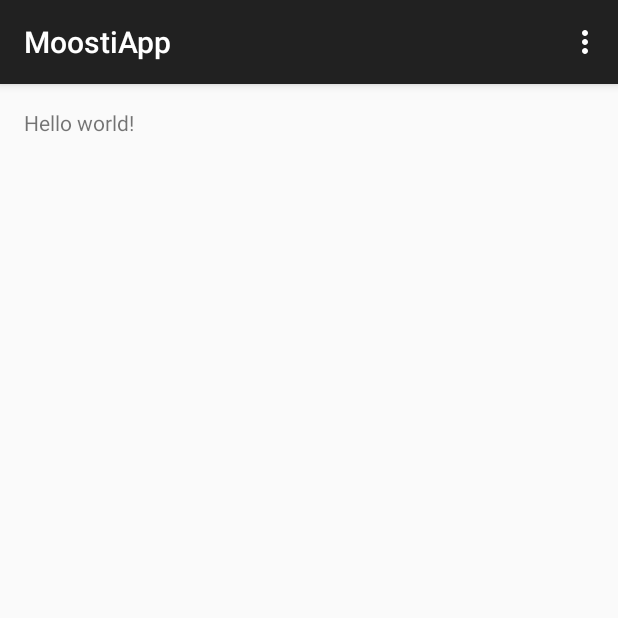
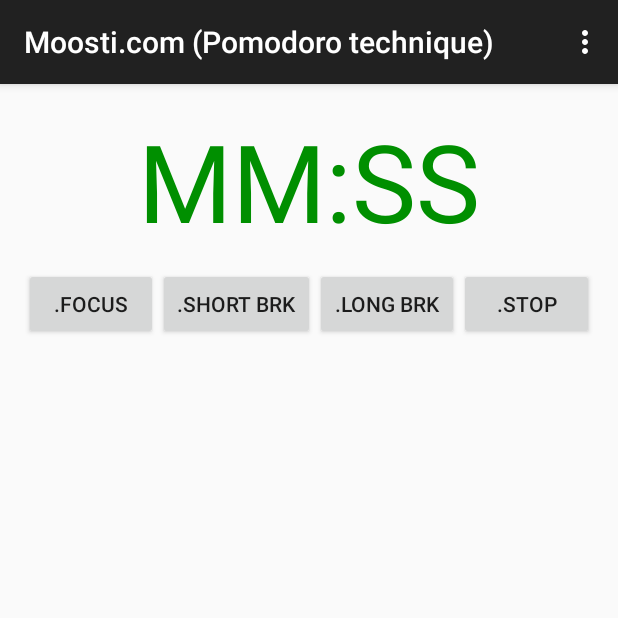
Before and after one commit to dimkas71/Moosti.com-mobile-port, an Android app: the screen it shows after launch (MainActivity), on a phone screen of 412 x 824 dp, the top half of it. Run offline under Robolectric (Android 15) with nearby library versions, the phone set to English and light mode, and no system bars.

Commit message:
MO-8 Create mock up of moosti app with one TextView and 4 buttons

```diff
--- a/app/src/main/AndroidManifest.xml
+++ b/app/src/main/AndroidManifest.xml
@@ -9,7 +9,8 @@
         android:theme="@style/AppTheme" >
         <activity
             android:name=".MainActivity"
-            android:label="@string/app_name" >
+            android:label="@string/app_name"
+            >
             <intent-filter>
                 <action android:name="android.intent.action.MAIN" />
 
--- a/app/src/main/res/layout/activity_main.xml
+++ b/app/src/main/res/layout/activity_main.xml
@@ -5,7 +5,69 @@
     android:paddingTop="@dimen/activity_vertical_margin"
     android:paddingBottom="@dimen/activity_vertical_margin" tools:context=".MainActivity">
 
-    <TextView android:text="@string/hello_world" android:layout_width="wrap_content"
-        android:layout_height="wrap_content" />
+    <Chronometer
+        android:layout_width="wrap_content"
+        android:layout_height="wrap_content"
+        android:id="@+id/chronometer"
+        android:format="MM:SS"
+        android:textSize="72sp"
+        android:textColor="#008f00"
+        android:layout_alignParentTop="true"
+        android:layout_centerHorizontal="true"/>
+
+    <Space
+        android:layout_width="match_parent"
+        android:layout_height="10dp"
+        android:layout_below="@+id/chronometer"
+        android:layout_centerHorizontal="true"
+        android:background="#ff6789ff"
+        android:id="@+id/space" />
+
+    <LinearLayout
+        android:layout_width="match_parent"
+        android:layout_height="wrap_content"
+        android:orientation="horizontal"
+        android:layout_below="@+id/space"
+        >
+
+        <Button
+            android:layout_width="wrap_content"
+            android:layout_height="wrap_content"
+            android:text=".focus"
+            android:id="@+id/btn_focus"
+            android:layout_weight="1"
+        />
+
+        <Button
+            android:layout_width="wrap_content"
+            android:layout_height="wrap_content"
+            android:text=".short brk"
+            android:id="@+id/btn_short_break"
+            android:layout_weight="1"
+        />
+
+        <Button
+            android:layout_width="wrap_content"
+            android:layout_height="wrap_content"
+            android:text=".long brk"
+            android:id="@+id/btn_long_break"
+            android:layout_weight="1"
+         />
+
+        <Button
+            android:layout_width="wrap_content"
+            android:layout_height="wrap_content"
+            android:text=".stop"
+            android:id="@+id/btn_stop"
+            android:layout_weight="1"
+         />
+
+
+
+    </LinearLayout>
+
+
+
+
 
 </RelativeLayout>
--- a/app/src/main/res/values/strings.xml
+++ b/app/src/main/res/values/strings.xml
@@ -1,5 +1,5 @@
 <resources>
-    <string name="app_name">MoostiApp</string>
+    <string name="app_name">Moosti.com (Pomodoro technique)</string>
 
     <string name="hello_world">Hello world!</string>
     <string name="action_settings">Settings</string>
```
Also changed, not shown: 2 other files.
